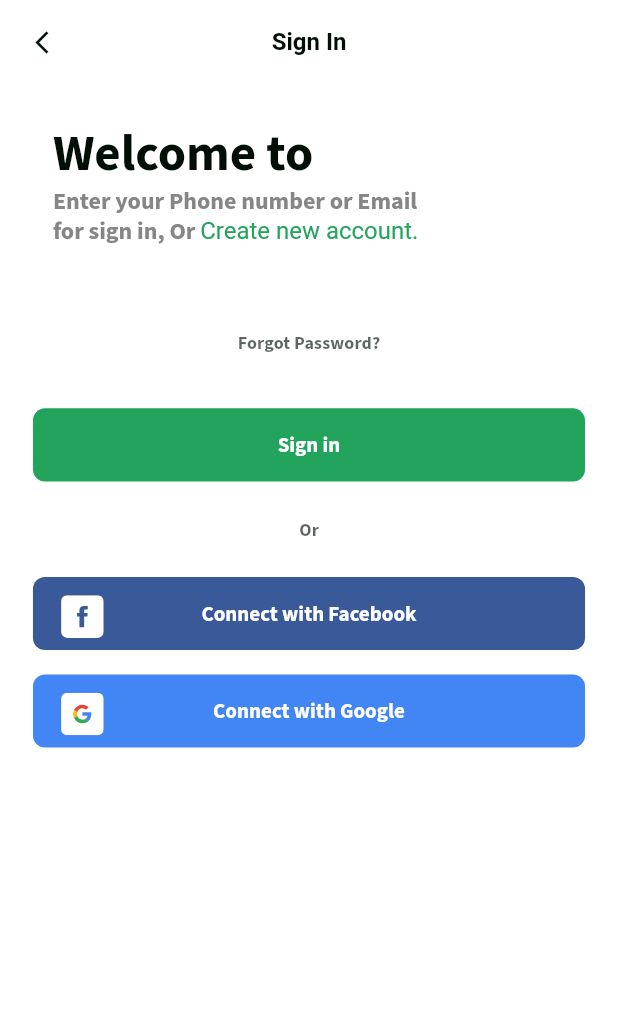
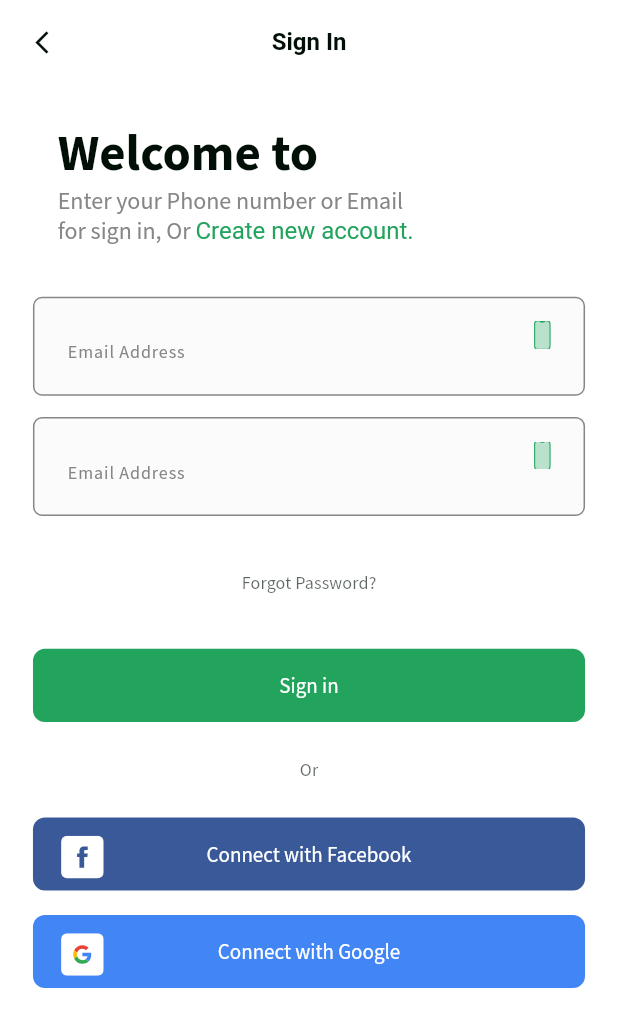
Before and after one commit to ShohruhSharipov1106/foodly-app, a Flutter app: the SignInPage screen opened directly, on a phone screen of 412 x 824 dp. Shown: the top 1027 px of the screen. Run offline on Flutter 3.47's test engine with Material 2 defaults, Android fonts, the phone set to English and light mode, and no system bars; our stand-ins replace flutter_svg.

Commit message:
input card qismi qo'shildi

```diff
--- a/lib/constants/colors.dart
+++ b/lib/constants/colors.dart
@@ -1,7 +1,7 @@
 import 'package:flutter/cupertino.dart';
 
 const Color kBgColor = Color(0xffFFFFFF);
-const Color kInputColor = Color(0xff22A45D);
+const Color kInputColor = Color(0xffFBFBFB);
 const Color kFacebookColor = Color(0xff395998);
 const Color kGoogleColor = Color(0xff4285F4);
 const Color kAccentColor = Color(0xffEF9920);
--- a/lib/constants/imports.dart
+++ b/lib/constants/imports.dart
@@ -10,4 +10,6 @@ export 'package:foodly_app/screens/onboarding/onboarding_page.dart';
 export 'package:foodly_app/service/provider/onboarding_provider.dart';
 export 'package:foodly_app/screens/authentification/signUp_page/signUp_mainpage.dart';
 export 'package:foodly_app/screens/authentification/signIn_page/signIn_mainpage.dart';
+export 'package:foodly_app/widget/inputCard.dart';
+export 'package:foodly_app/service/provider/input_provider.dart';
 export 'package:foodly_app/widget/connect_with_field.dart';
--- a/lib/screens/authentification/signIn_page/signIn_mainpage.dart
+++ b/lib/screens/authentification/signIn_page/signIn_mainpage.dart
@@ -1,5 +1,4 @@
 import 'package:foodly_app/constants/imports.dart';
-
 
 class SignInPage extends StatelessWidget {
   const SignInPage({Key? key}) : super(key: key);
@@ -20,7 +19,26 @@ class SignInPage extends StatelessWidget {
       body: SingleChildScrollView(
         child: Column(
           children: [
-            Padding(
+            _welcomeTextField(context),
+            inputFieldCard(context),
+            inputFieldCard(context),
+            _forgotPasswordField(context),
+            primaryButtonCard(
+              context,
+              kActiveColor,
+              "Sign in",
+              getHeight(8.0),
+              () => print("Sign in"),
+            ),
+            connectWithField(context),
+          ],
+        ),
+      ),
+    );
+  }
+
+  Padding _welcomeTextField(BuildContext context) {
+    return Padding(
       padding: EdgeInsets.only(
         left: getWidth(20.0),
         top: getHeight(24.0),
@@ -35,8 +53,7 @@ class SignInPage extends StatelessWidget {
               style: Theme.of(context).textTheme.headline2,
             ),
             TextSpan(
-                      text:
-                          "Enter your Phone number or Email\nfor sign in, Or ",
+              text: "Enter your Phone number or Email\nfor sign in, Or ",
               style: Theme.of(context).textTheme.subtitle1,
             ),
             TextSpan(
@@ -56,8 +73,11 @@ class SignInPage extends StatelessWidget {
           ],
         ),
       ),
-            ),
-            Padding(
+    );
+  }
+
+  Padding _forgotPasswordField(BuildContext context) {
+    return Padding(
       padding: EdgeInsets.only(
         right: getWidth(130.0),
         left: getWidth(130.0),
@@ -74,18 +94,6 @@ class SignInPage extends StatelessWidget {
         ),
         onPressed: () {},
       ),
-            ),
-            primaryButtonCard(
-              context,
-              kActiveColor,
-              "Sign in",
-              getHeight(8.0),
-              () => print("Sign in"),
-            ),
-            connectWithField(context),
-          ],
-        ),
-      ),
     );
   }
 }
--- a/lib/screens/onboarding/onboarding_page.dart
+++ b/lib/screens/onboarding/onboarding_page.dart
@@ -8,6 +8,7 @@ class OnBoardingPage extends StatelessWidget {
     SizeConfig().init(context);
     return SafeArea(
       child: Scaffold(
+        resizeToAvoidBottomInset: false,
         body: Column(
           children: [
             onBoardCard(
--- a/lib/widget/inputCard.dart
+++ b/lib/widget/inputCard.dart
@@ -0,0 +1,48 @@
+import 'package:foodly_app/constants/imports.dart';
+
+Container inputFieldCard(BuildContext context) {
+  return Container(
+    height: getHeight(65.0),
+    width: getWidth(335.0),
+    decoration: BoxDecoration(
+      borderRadius: BorderRadius.circular(6.0),
+      color: kInputColor,
+      border: Border.all(
+        width: 1.0,
+        color: context.watch<InputProvider>().isOnTap == false
+            ? kBodyTextColor
+            : kBgColor,
+      ),
+    ),
+    margin: EdgeInsets.symmetric(
+      horizontal: getWidth(20.0),
+      vertical: getHeight(7.0),
+    ),
+    padding: EdgeInsets.symmetric(
+      vertical: context.watch<InputProvider>().isOnTap == false
+          ? getHeight(18.0)
+          : getHeight(0.0),
+      horizontal: getWidth(20.0),
+    ),
+    child: TextField(
+      controller: context.watch<InputProvider>().emailFieldController,
+      keyboardType: TextInputType.emailAddress,
+      cursorColor: kActiveColor,
+      cursorWidth: 1.0,
+      obscureText: false,
+      decoration: InputDecoration(
+        labelText: "Email Address",
+        suffix: SvgPicture.asset(
+          "assets/icons/Phone.svg",
+          height: getHeight(18.0),
+          width: getWidth(10.0),
+          fit: BoxFit.cover,
+        ),
+        floatingLabelBehavior: FloatingLabelBehavior.always,
+      ),
+      onTap: () => context.read<InputProvider>().isOnTapFunc(),
+      onEditingComplete: () =>
+          context.read<InputProvider>().isEditingCompleteFunc(),
+    ),
+  );
+}
--- a/pubspec.yaml
+++ b/pubspec.yaml
@@ -82,6 +82,7 @@ flutter:
     - family: SF Pro Text
       fonts:
         - asset: assets/fonts/Source_Sans_Pro/SourceSansPro-Bold.ttf
+        - asset: assets/fonts/Source_Sans_Pro/SourceSansPro-Regular.ttf
     # - family: Trajan Pro
     #   fonts:
     #     - asset: fonts/TrajanPro.ttf
```
Also changed, not shown: lib/main.dart (+13 -4 lines), lib/service/provider/input_provider.dart (added, +17 -0 lines), assets/icons/Phone.svg (added), assets/icons/check.svg (added), assets/icons/eye.svg (added). Lines whose indentation alone changed are shown as unchanged.
